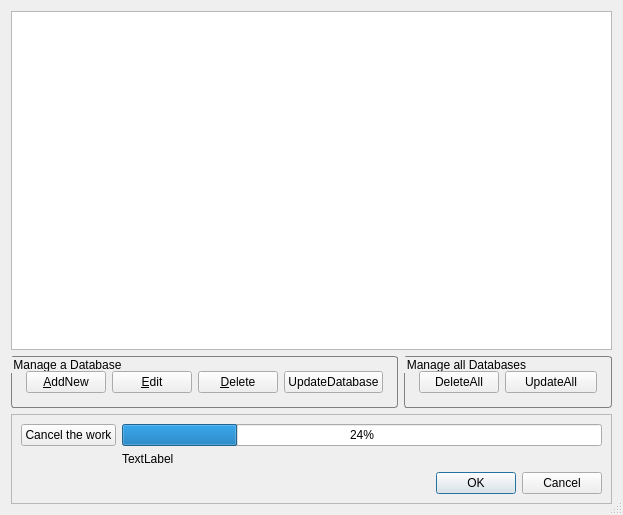
Before: the Qt Designer form QuickCatalog/cataloglist.ui in kanryu/quickviewer, drawn with Qt 5.
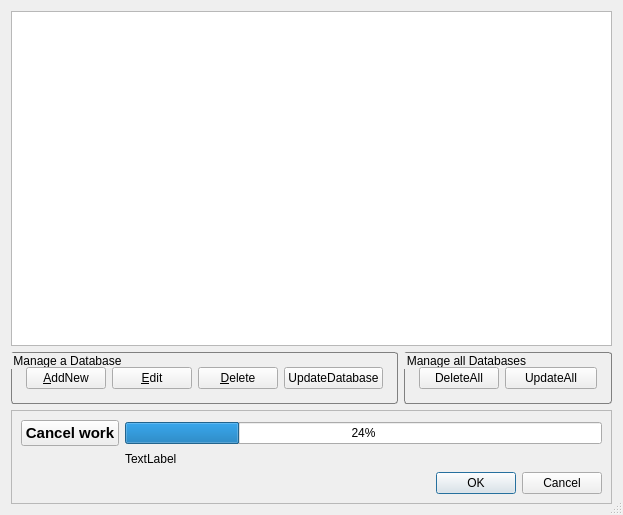
After: the same form once the commit is applied.

```diff
--- a/QuickCatalog/cataloglist.ui
+++ b/QuickCatalog/cataloglist.ui
@@ -194,8 +194,18 @@
       </item>
       <item row="1" column="0">
        <widget class="QPushButton" name="cancelButton">
+        <property name="font">
+         <font>
+          <pointsize>11</pointsize>
+          <weight>75</weight>
+          <bold>true</bold>
+         </font>
+        </property>
+        <property name="styleSheet">
+         <string notr="true">border-width 2px;</string>
+        </property>
         <property name="text">
-         <string>Cancel the work</string>
+         <string notr="true">Cancel work</string>
         </property>
        </widget>
       </item>
```
